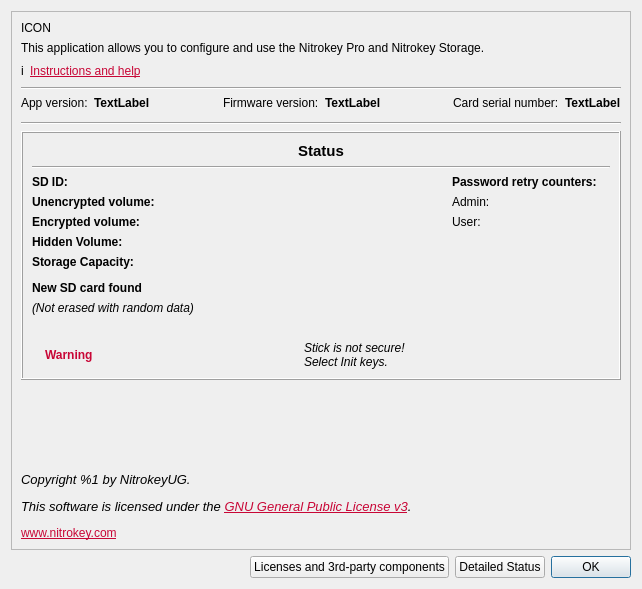
Above: src/ui/aboutdialog.ui from Nitrokey/nitrokey-app before the change. Below: the same form after it.
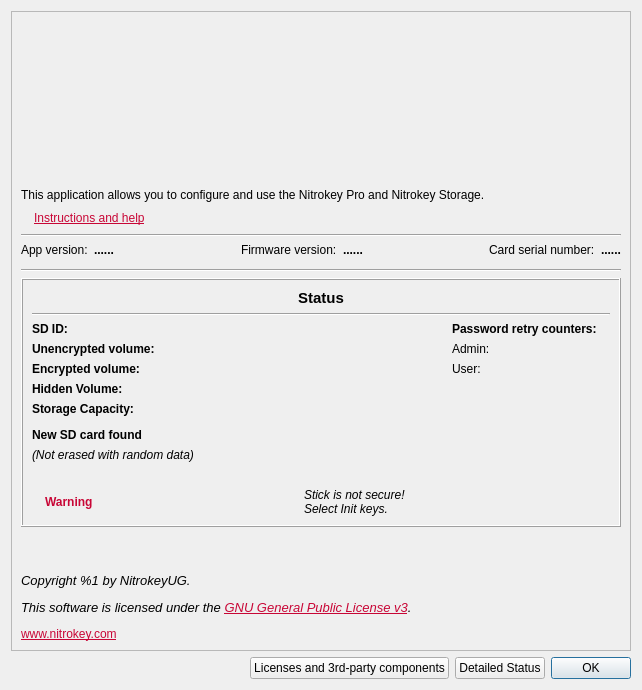
That is the form after the change. Icons and pictures are not drawn.

Commit message:
Add SVG icons
Issue #302

Patch:
```diff
--- a/src/ui/aboutdialog.ui
+++ b/src/ui/aboutdialog.ui
@@ -11,7 +11,7 @@
    </rect>
   </property>
   <property name="sizePolicy">
-   <sizepolicy hsizetype="MinimumExpanding" vsizetype="MinimumExpanding">
+   <sizepolicy hsizetype="Fixed" vsizetype="Fixed">
     <horstretch>0</horstretch>
     <verstretch>0</verstretch>
    </sizepolicy>
@@ -49,11 +49,32 @@
        <layout class="QHBoxLayout" name="horizontalLayout_3">
         <item>
          <widget class="QLabel" name="IconLabel">
+          <property name="sizePolicy">
+           <sizepolicy hsizetype="Fixed" vsizetype="Fixed">
+            <horstretch>0</horstretch>
+            <verstretch>0</verstretch>
+           </sizepolicy>
+          </property>
+          <property name="minimumSize">
+           <size>
+            <width>500</width>
+            <height>161</height>
+           </size>
+          </property>
+          <property name="maximumSize">
+           <size>
+            <width>500</width>
+            <height>161</height>
+           </size>
+          </property>
           <property name="accessibleDescription">
            <string>Logo</string>
           </property>
           <property name="text">
-           <string notr="true">ICON</string>
+           <string notr="true"/>
+          </property>
+          <property name="pixmap">
+           <pixmap resource="../../resources.qrc">:/images/new/icon_Logo_App.svg</pixmap>
           </property>
          </widget>
         </item>
@@ -82,7 +103,7 @@
           <item>
            <widget class="QLabel" name="info_icon">
             <property name="text">
-             <string notr="true">i</string>
+             <string notr="true"/>
             </property>
            </widget>
           </item>
@@ -152,7 +173,7 @@
              <enum>Qt::StrongFocus</enum>
             </property>
             <property name="text">
-             <string notr="true">TextLabel</string>
+             <string notr="true">......</string>
             </property>
            </widget>
           </item>
@@ -195,7 +216,7 @@
              <enum>Qt::StrongFocus</enum>
             </property>
             <property name="text">
-             <string notr="true">TextLabel</string>
+             <string notr="true">......</string>
             </property>
            </widget>
           </item>
@@ -241,7 +262,7 @@
              <string/>
             </property>
             <property name="text">
-             <string notr="true">TextLabel</string>
+             <string notr="true">......</string>
             </property>
            </widget>
           </item>
```
Left out of the diff: 5 changed lines with no effect on the pictures. The commit also changes 15 other files.
